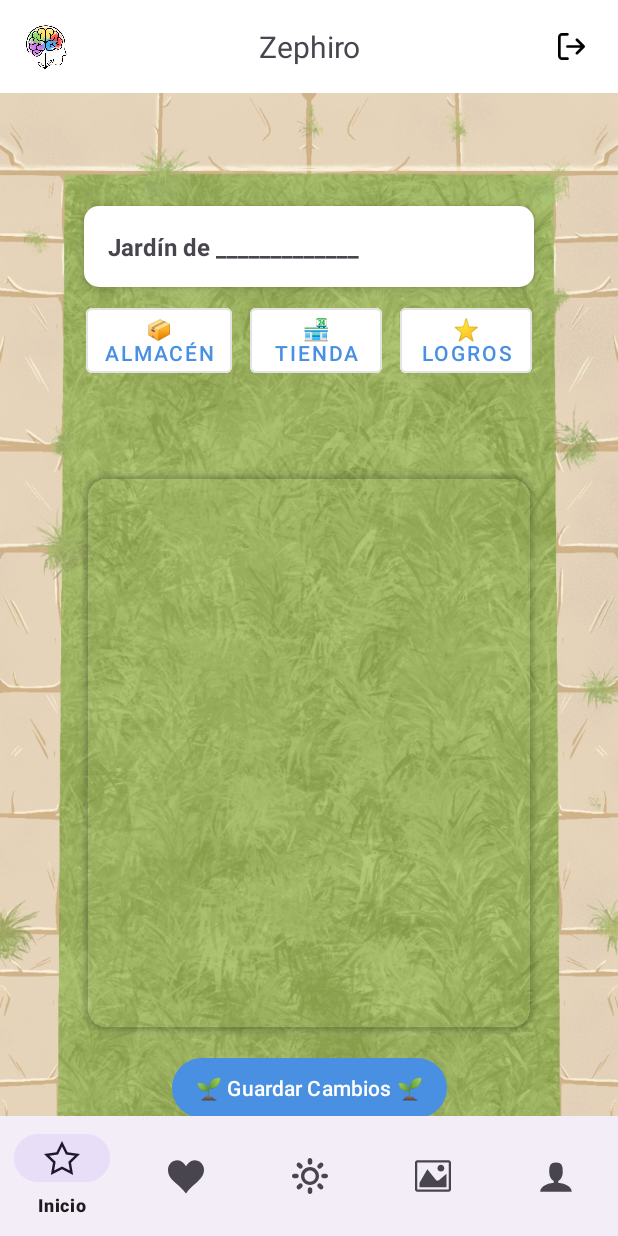
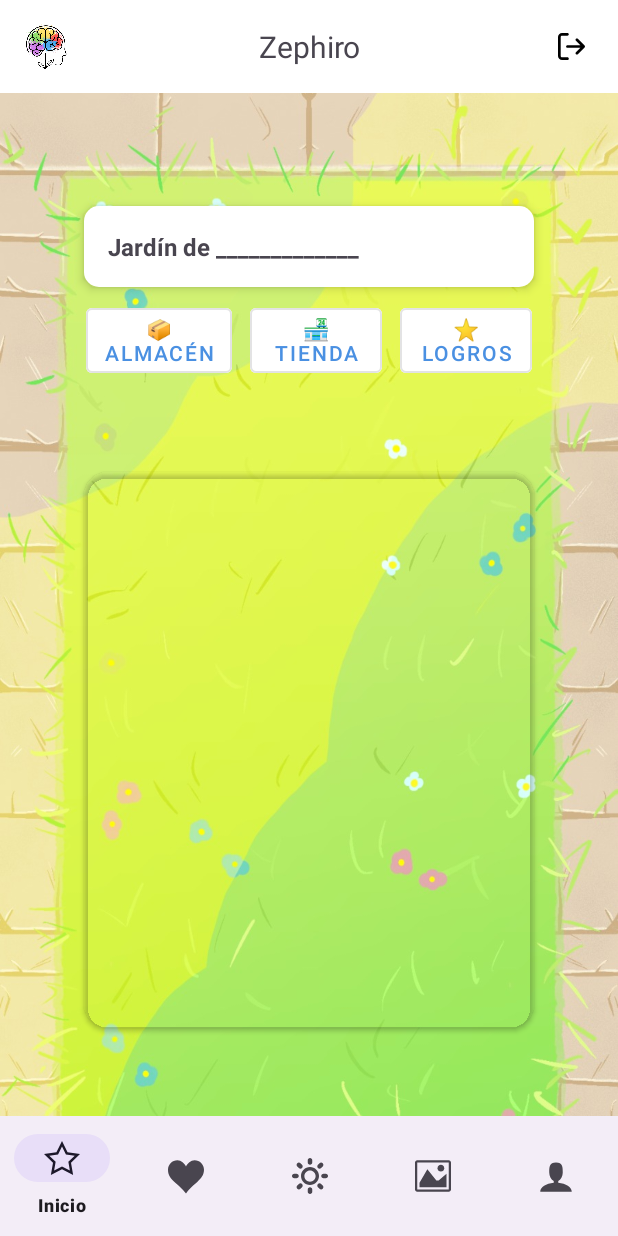
Before and after one commit to Zephiro-Graduation-project/front-mobile, an Android app: the GardenMain screen opened directly, with no data from a screen before it, on a phone screen of 412 x 824 dp. Run offline under Robolectric (Android 15) with nearby library versions, the phone set to English and light mode, and no system bars.

Commit message:
V1 Fondos + MIni Correcciones

```diff
--- a/app/src/main/java/com/example/frontzephiro/activities/Inventory_ItemDetailDialogFragment.kt
+++ b/app/src/main/java/com/example/frontzephiro/activities/Inventory_ItemDetailDialogFragment.kt
@@ -47,7 +47,7 @@ class Inventory_ItemDetailDialogFragment : DialogFragment() {
         txtProductDescription.text = description
 
         btnSembrar.setOnClickListener {
-            val intent = Intent(requireContext(), MainActivity::class.java)
+            val intent = Intent(requireContext(), GardenMain::class.java)
             intent.putExtra("PLANTA_RES_ID", imageResId)
             intent.putExtra("PLANTA_NOMBRE", name)
             startActivity(intent)
--- a/app/src/main/java/com/example/frontzephiro/activities/Store_ItemDetailDialogFragment.kt
+++ b/app/src/main/java/com/example/frontzephiro/activities/Store_ItemDetailDialogFragment.kt
@@ -2,6 +2,7 @@ package com.example.frontzephiro.activities
 
 import android.annotation.SuppressLint
 import android.app.Dialog
+import android.content.Intent
 import android.os.Bundle
 import android.view.LayoutInflater
 import android.widget.Button
@@ -57,6 +58,7 @@ class Store_ItemDetailDialogFragment : DialogFragment() {
         // Acción del botón "Comprar"
         btnBuy.setOnClickListener {
             // Aquí podrías agregar la lógica de compra
+            val intent = Intent(requireContext(), GardenMain::class.java)
             dismiss() // Cerrar el popup
         }
 
--- a/app/src/main/res/layout/activity_garden_main.xml
+++ b/app/src/main/res/layout/activity_garden_main.xml
@@ -50,7 +50,7 @@
         android:id="@+id/background_view"
         android:layout_width="match_parent"
         android:layout_height="0dp"
-        android:background="@drawable/pasto"
+        android:background="@drawable/primavera"
         app:layout_constraintTop_toBottomOf="@id/header_container"
         app:layout_constraintBottom_toBottomOf="parent"/>
 
@@ -148,19 +148,6 @@
             android:rowCount="4" />
     </androidx.cardview.widget.CardView>
 
-    <!-- BOTÓN PARA GUARDAR EL ESTADO DEL JARDÍN -->
-    <com.google.android.material.button.MaterialButton
-        android:id="@+id/btnGuardar"
-        android:layout_width="wrap_content"
-        android:layout_height="wrap_content"
-        android:text="🌱 Guardar Cambios 🌱"
-        android:textSize="14sp"
-        android:paddingHorizontal="16dp"
-        android:layout_marginTop="16dp"
-        app:layout_constraintTop_toBottomOf="@id/cardJardin"
-        app:layout_constraintStart_toStartOf="parent"
-        app:layout_constraintEnd_toEndOf="parent"/>
-
     <!-- MENÚ INFERIOR -->
     <com.google.android.material.bottomnavigation.BottomNavigationView
         android:id="@+id/bottom_navigation"
```
Also changed, not shown: app/src/main/res/drawable/invierno.jpg (added), app/src/main/res/drawable/japones.jpg (added), app/src/main/res/drawable/magico.jpg (added), app/src/main/res/drawable/otono.jpg (added), app/src/main/res/drawable/primavera.jpg (added), app/src/main/res/drawable/verano.jpg (added).
